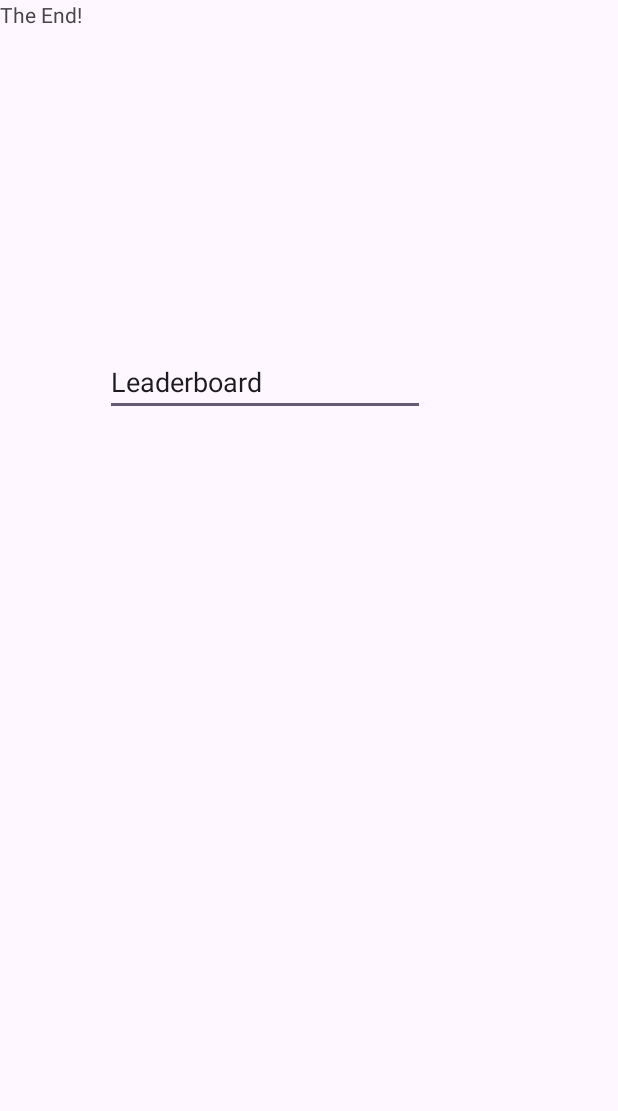
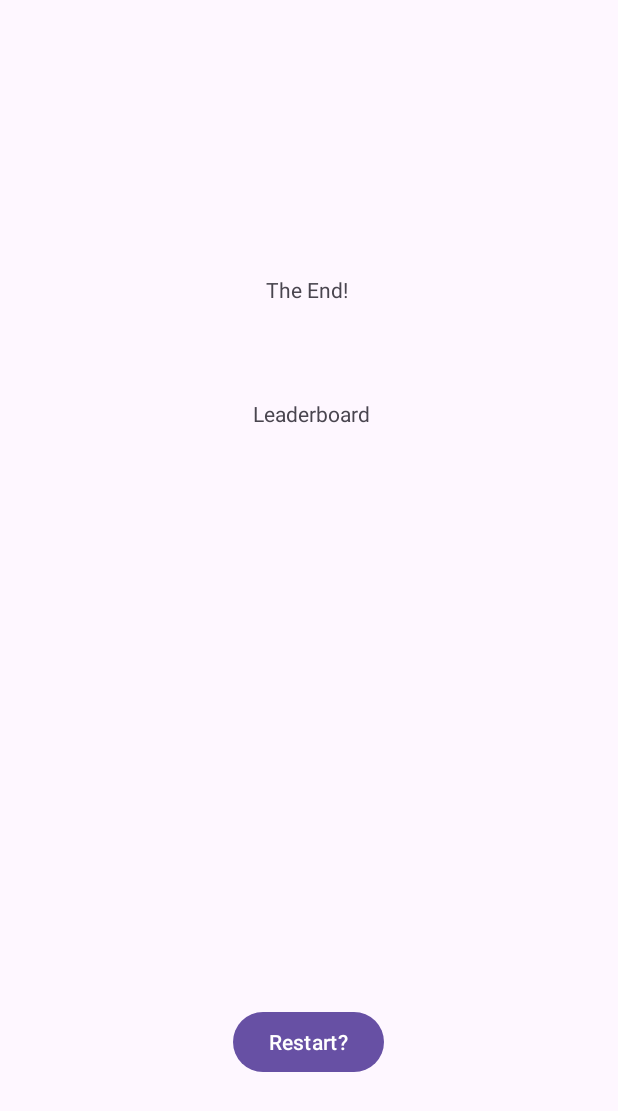
Before and after one commit to prajyaguru003/CS2340A_Team1, an Android app: the EndScreen screen opened directly, with no data from a screen before it, on a phone screen of 412 x 824 dp. Before the commit the part shown is almost empty. Shown: the top 1111 px of the screen. Run offline under Robolectric (Android 15) with nearby library versions, the phone set to English and light mode, and no system bars.

Commit message:
Added end_Screen and restart button

```diff
--- a/app/src/main/java/com/example/gamescreen/EndScreen.java
+++ b/app/src/main/java/com/example/gamescreen/EndScreen.java
@@ -1,7 +1,10 @@
 package com.example.gamescreen;
 
+import android.content.Intent;
 import android.content.pm.ActivityInfo;
 import android.os.Bundle;
+import android.widget.Button;
+import android.widget.TextView;
 
 import androidx.appcompat.app.AppCompatActivity;
 
@@ -10,5 +13,13 @@ public class EndScreen extends AppCompatActivity {
         super.onCreate(savedInstanceState);
         setRequestedOrientation(ActivityInfo.SCREEN_ORIENTATION_PORTRAIT);
         setContentView(R.layout.end_screen);
+        TextView end = (TextView) findViewById(R.id.end);
+        TextView leaderBoard = (TextView) findViewById(R.id.leaderBoard);
+        Button restart = (Button) findViewById(R.id.restart);
+
+        restart.setOnClickListener(view -> {
+            Intent intent = new Intent(EndScreen.this, Welcome.class);
+            startActivity(intent);
+        });
     }
 }
--- a/app/src/main/java/com/example/gamescreen/GameScreen.java
+++ b/app/src/main/java/com/example/gamescreen/GameScreen.java
@@ -52,6 +52,9 @@ public class GameScreen extends AppCompatActivity {
                 tile++;
                 setContentView(R.layout.tile3);
                 tile();
+            } else if(tile == 3) {
+                Intent intent = new Intent(GameScreen.this, EndScreen.class);
+                startActivity(intent);
             }
         });
     }
--- a/app/src/main/res/layout/end_screen.xml
+++ b/app/src/main/res/layout/end_screen.xml
@@ -6,24 +6,42 @@
     android:layout_height="match_parent"
     tools:context=".MainActivity">
 
-    <EditText
-        android:id="@+id/editTextText"
+    <TextView
+        android:id="@+id/end"
         android:layout_width="wrap_content"
         android:layout_height="wrap_content"
-        android:layout_marginStart="70dp"
-        android:layout_marginTop="232dp"
-        android:ems="10"
-        android:inputType="text"
-        android:text="Leaderboard"
+        android:layout_marginStart="175dp"
+        android:layout_marginTop="183dp"
+        android:layout_marginEnd="178dp"
+        android:text="The End!"
+        app:layout_constraintEnd_toEndOf="parent"
         app:layout_constraintStart_toStartOf="parent"
-        app:layout_constraintTop_toTopOf="parent" />
+        app:layout_constraintTop_toTopOf="parent"
+        tools:ignore="HardcodedText" />
 
     <TextView
-        android:id="@+id/theEnd"
+        android:id="@+id/leaderBoard"
         android:layout_width="wrap_content"
         android:layout_height="wrap_content"
-        android:text="The End!"
-        tools:layout_editor_absoluteX="148dp"
-        tools:layout_editor_absoluteY="628dp" />
+        android:layout_marginStart="178dp"
+        android:layout_marginTop="63dp"
+        android:layout_marginEnd="175dp"
+        android:text="Leaderboard"
+        app:layout_constraintEnd_toEndOf="parent"
+        app:layout_constraintStart_toStartOf="parent"
+        app:layout_constraintTop_toBottomOf="@+id/end"
+        tools:ignore="HardcodedText" />
 
+    <Button
+        android:id="@+id/restart"
+        android:layout_width="wrap_content"
+        android:layout_height="wrap_content"
+        android:layout_marginStart="160dp"
+        android:layout_marginEnd="161dp"
+        android:layout_marginBottom="105dp"
+        android:text="Restart?"
+        app:layout_constraintBottom_toBottomOf="parent"
+        app:layout_constraintEnd_toEndOf="parent"
+        app:layout_constraintStart_toStartOf="parent"
+        tools:ignore="HardcodedText" />
 </androidx.constraintlayout.widget.ConstraintLayout>
```
